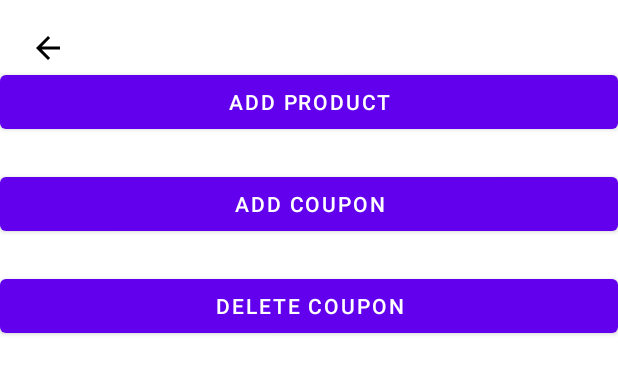
After one commit to CuongPhucNguyen/MatchaShop, an Android app: the layout admin_view.xml on its own in the app's theme, with its tools: preview values and no code run, on a phone screen of 412 x 824 dp. The commit adds this screen. Shown: the top 374 px of the screen. Run offline under Robolectric (Android 15) with nearby library versions, the phone set to English and light mode, and no system bars.

Commit message:
add AdminView

```diff
--- a/app/src/main/res/layout/add_product.xml
+++ b/app/src/main/res/layout/add_product.xml
@@ -96,7 +96,7 @@
         android:layout_marginStart="158dp"
         android:layout_marginEnd="159dp"
         android:layout_marginBottom="112dp"
-        android:text="Button"
+        android:text="Add Product"
         app:layout_constraintBottom_toBottomOf="parent"
         app:layout_constraintEnd_toEndOf="parent"
         app:layout_constraintStart_toStartOf="parent" />
--- /dev/null
+++ b/app/src/main/res/layout/admin_view.xml
@@ -0,0 +1,69 @@
+<?xml version="1.0" encoding="utf-8"?>
+<LinearLayout xmlns:android="http://schemas.android.com/apk/res/android"
+    xmlns:app="http://schemas.android.com/apk/res-auto"
+    xmlns:tools="http://schemas.android.com/tools"
+    android:layout_width="match_parent"
+    android:layout_height="match_parent"
+    android:orientation="vertical">
+
+    <ImageView
+        android:id="@+id/returnButton"
+        android:layout_width="wrap_content"
+        android:layout_height="wrap_content"
+        android:layout_marginStart="20dp"
+        android:layout_marginTop="20dp"
+        android:src="@drawable/ic_baseline_arrow_back_24" />
+    <LinearLayout
+        android:id="@+id/linearLayout"
+        android:layout_width="match_parent"
+        android:layout_height="wrap_content"
+        android:orientation="vertical"
+        android:layout_gravity="center">
+
+        <LinearLayout
+            android:layout_width="match_parent"
+            android:layout_height="match_parent"
+            android:orientation="horizontal">
+
+            <Button
+                android:id="@+id/addProduct"
+                android:layout_width="match_parent"
+                android:layout_height="wrap_content"
+                android:text="Add product" />
+        </LinearLayout>
+
+        <Space
+            android:layout_width="match_parent"
+            android:layout_height="20dp" />
+
+        <LinearLayout
+            android:layout_width="match_parent"
+            android:layout_height="match_parent"
+            android:orientation="horizontal">
+
+            <Button
+                android:id="@+id/addCoupon"
+                android:layout_width="match_parent"
+                android:layout_height="wrap_content"
+                android:text="Add coupon" />
+        </LinearLayout>
+
+
+        <Space
+            android:layout_width="match_parent"
+            android:layout_height="20dp" />
+
+        <LinearLayout
+            android:layout_width="match_parent"
+            android:layout_height="match_parent"
+            android:orientation="horizontal">
+
+            <Button
+                android:id="@+id/deleteCoupon"
+                android:layout_width="match_parent"
+                android:layout_height="wrap_content"
+                android:text="Delete Coupon" />
+        </LinearLayout>
+    </LinearLayout>
+
+</LinearLayout>
```
Also changed, not shown: app/src/main/AndroidManifest.xml (+9 -0 lines), app/src/main/java/com/example/matchashop/MainFragments/dashboard/Admin/AdminView.java (added, +55 -0 lines), app/src/main/java/com/example/matchashop/MainFragments/dashboard/DashboardFragment.java (+5 -19 lines), app/src/main/res/layout/fragment_dashboard.xml (+6 -30 lines).
